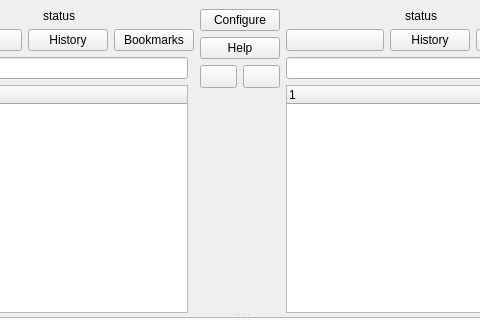
suncore/dflynav, file src/mainwin.ui: the form before one commit; both pictures show x 85 to 565 and y 0 to 320 of the 650 by 544 pixel window.
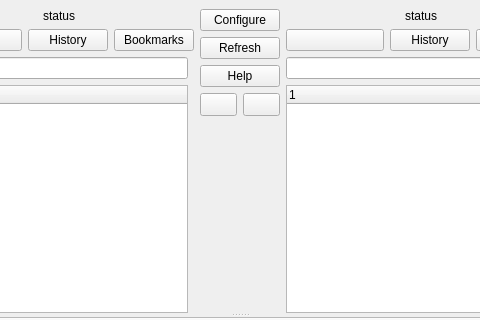
The form after the commit.

Diff of the .ui file:
```diff
--- a/src/mainwin.ui
+++ b/src/mainwin.ui
@@ -105,6 +105,13 @@
               </property>
              </widget>
             </item>
+            <item>
+             <widget class="QPushButton" name="refresh">
+              <property name="text">
+               <string>Refresh</string>
+              </property>
+             </widget>
+            </item>
             <item>
              <widget class="QPushButton" name="help">
               <property name="text">
```
